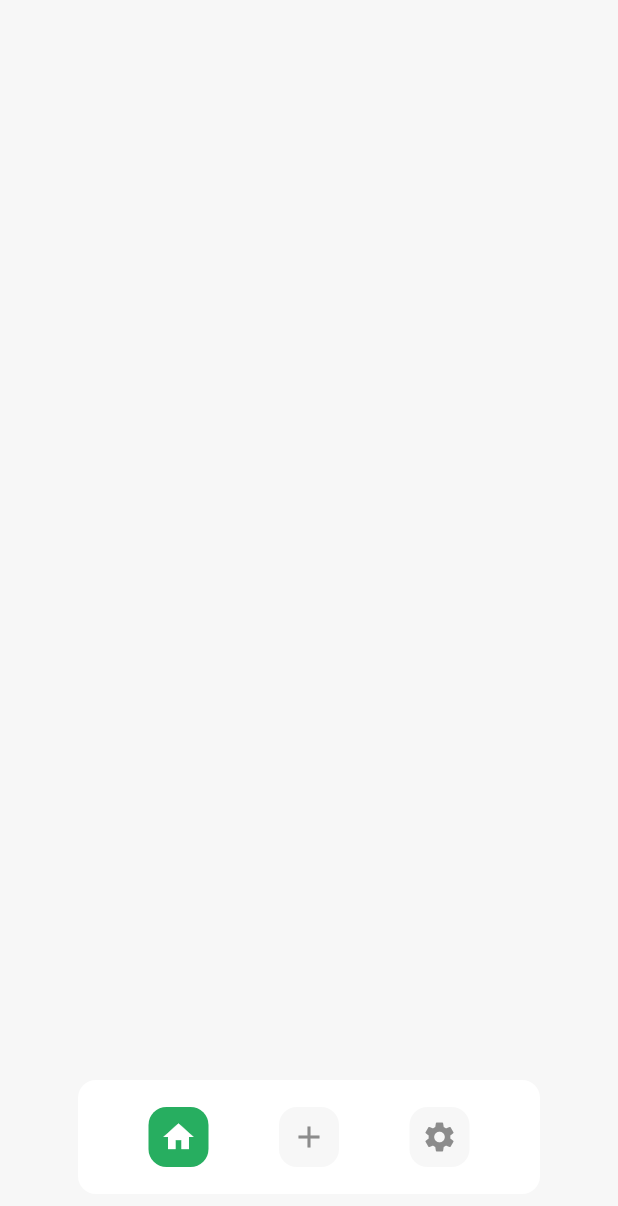
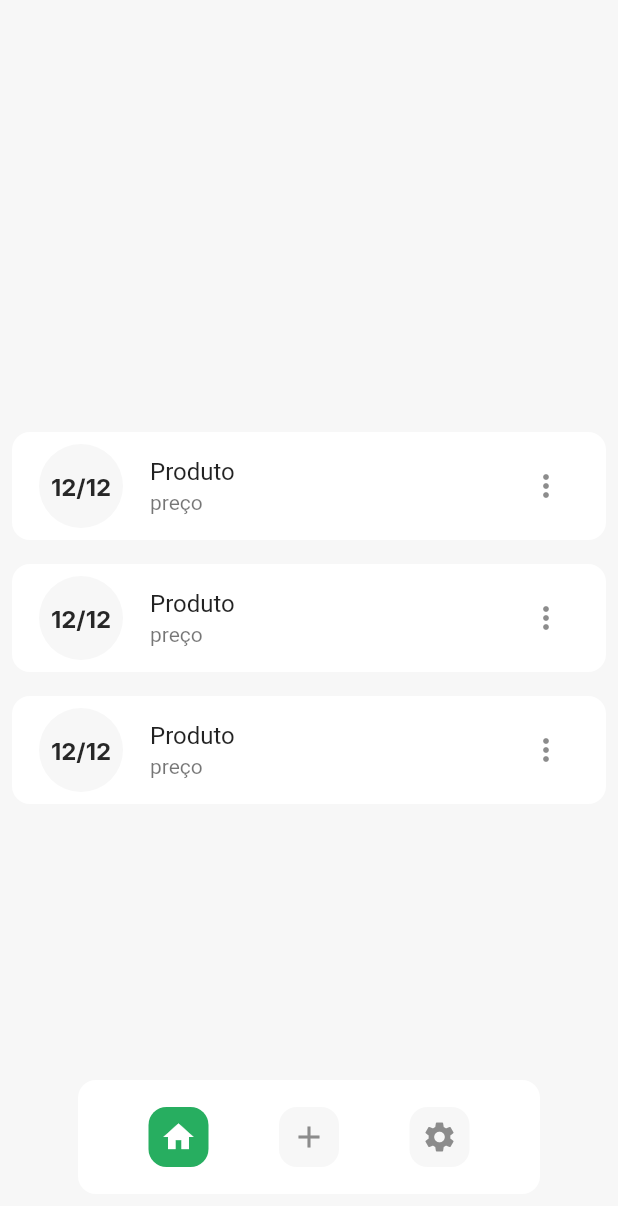
Before and after one commit to gabsabreu/flutter-race, a Flutter app: the screen it shows after launch, on a phone screen of 412 x 824 dp. Shown: the top 1206 px of the screen. Run offline on Flutter 3.47's test engine with Material 2 defaults, Android fonts, the phone set to English and light mode, and no system bars; our stand-ins replace google_fonts, supabase, validators; accounts and stored records are empty.

Commit message:
componente 2 - lista de produtos

```diff
--- a/meuapp/lib/modules/home/home_page.dart
+++ b/meuapp/lib/modules/home/home_page.dart
@@ -2,6 +2,7 @@ import 'package:flutter/material.dart';
 import 'package:meuapp/shared/models/user_model.dart';
 import 'package:meuapp/shared/theme/app_theme.dart';
 import 'package:meuapp/shared/theme/widgets/bottom_navigator/app_bottom_navigator.dart';
+import 'package:meuapp/shared/theme/widgets/list_tile/app_list_tile.dart';
 
 class HomePage extends StatefulWidget {
   // final UserModel user;
@@ -28,6 +29,14 @@ class _HomePageState extends State<HomePage> {
       backgroundColor: AppTheme.colors.background,
       body: Stack(
         children: [
+          Column(
+            mainAxisAlignment: MainAxisAlignment.center,
+            children: [
+              AppListTile(),
+              AppListTile(),
+              AppListTile(),
+            ],
+          ),
           Positioned(
             bottom: 14,
             left: 26,
--- /dev/null
+++ b/meuapp/lib/shared/theme/widgets/list_tile/app_list_tile.dart
@@ -0,0 +1,36 @@
+import 'package:flutter/material.dart';
+
+import '../../app_theme.dart';
+
+class AppListTile extends StatelessWidget {
+  const AppListTile({
+    Key? key,
+  }) : super(key: key);
+
+  @override
+  Widget build(BuildContext context) {
+    return Padding(
+      padding: const EdgeInsets.all(8.0),
+      child: Container(
+          decoration: BoxDecoration(color: AppTheme.colors.textEnabled, borderRadius: BorderRadius.circular(12)),
+          child: ListTile(
+            leading: CircleAvatar(
+              backgroundColor: AppTheme.colors.background,
+              radius: 30,
+              child: Text(
+                '12/12',
+                style: AppTheme.textStyles.label,
+              ),
+            ),
+            title: Text('Produto'),
+            subtitle: Text('preço'),
+            trailing: PopupMenuButton(
+              itemBuilder: (context) => [
+                PopupMenuItem(child: Text('Editar')),
+                PopupMenuItem(child: Text('Editar')),
+              ],
+            ),
+          )),
+    );
+  }
+}
```
